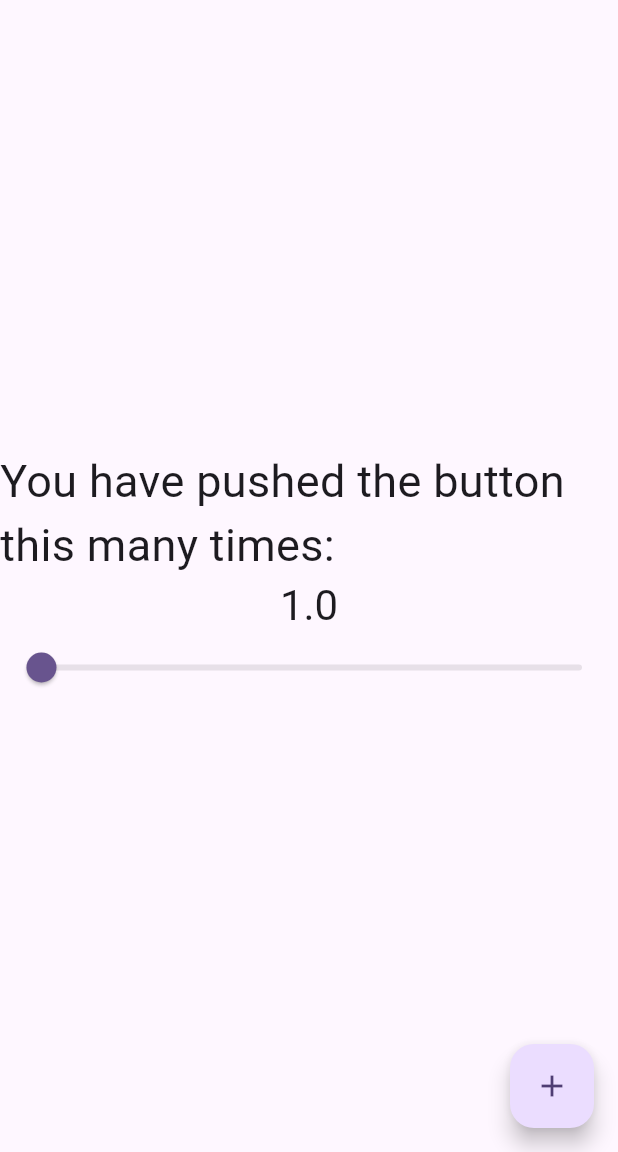
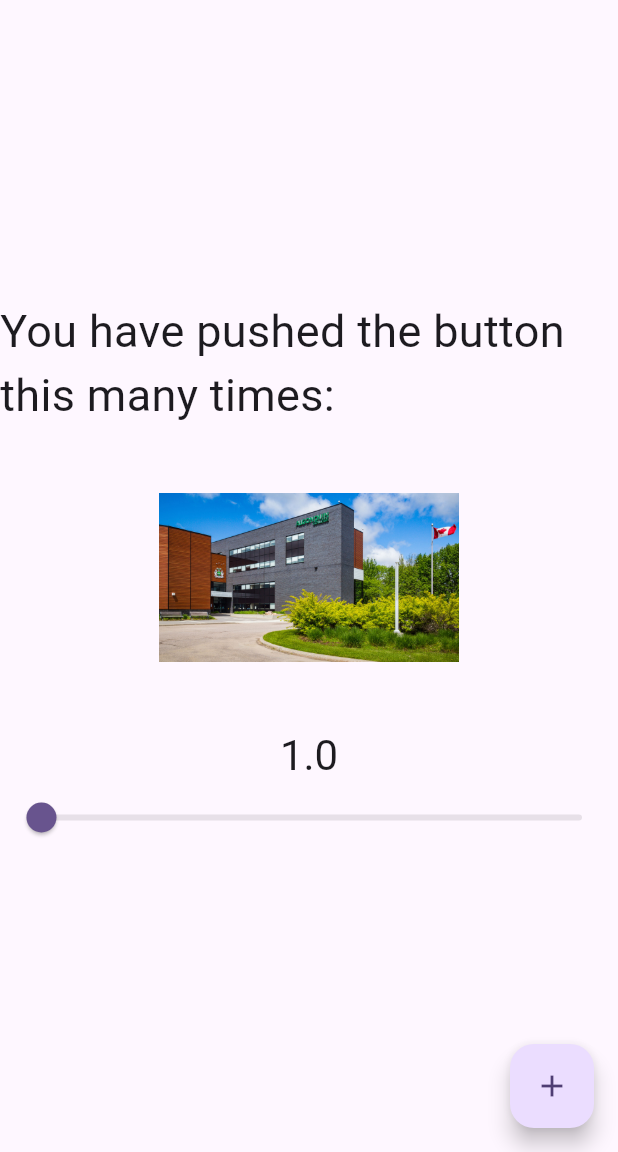
Before and after one commit to sliceofpizzaxd/my_cst2335_labs, a Flutter app: the screen it shows after launch, after a tap on the "add" icon, on a phone screen of 412 x 824 dp, the part 84-1236 px from its top. Run offline on Flutter 3.47's test engine with Material 3 defaults, Android fonts, the phone set to English and light mode, and no system bars.

```diff
--- a/lib/main.dart
+++ b/lib/main.dart
@@ -72,7 +72,8 @@ class _MyHomePageState extends State<MyHomePage> {
       // so that the display can reflect the updated values. If we changed
       // _counter without calling setState(), then the build method would not be
       // called again, and so nothing would appear to happen.
-      _counter++;
+      if(_counter < 100)
+        _counter++;
     });
   }
 
@@ -117,6 +118,7 @@ class _MyHomePageState extends State<MyHomePage> {
               'You have pushed the button this many times:',
               style:TextStyle( fontSize:myFontSize ),
             ),
+            Image.asset("images/algonquin.jpg", width: 200, height: 200),
             Text(
               '$_counter',
               style: Theme.of(context).textTheme.headlineMedium,
--- a/pubspec.yaml
+++ b/pubspec.yaml
@@ -59,8 +59,8 @@ flutter:
   uses-material-design: true
 
   # To add assets to your application, add an assets section, like this:
-  # assets:
-  #   - images/a_dot_burr.jpeg
+  assets:
+    - images/algonquin.jpg
   #   - images/a_dot_ham.jpeg
 
   # An image asset can refer to one or more resolution-specific "variants", see
```
Also changed, not shown: images/algonquin.jpg (added).
